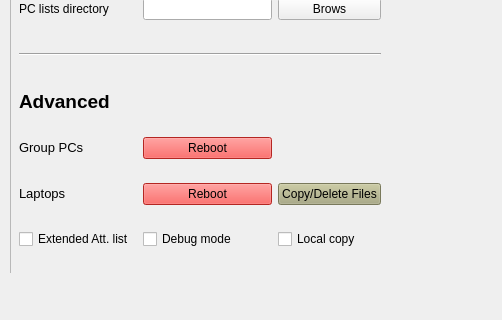
The window that assets/YorkULabSeating.ui (tdgskinner/yorku-phys-lab-seating) describes before a commit, drawn with Qt 5; both pictures show x 0 to 502 and y 168 to 488 of the 752 by 488 pixel window.
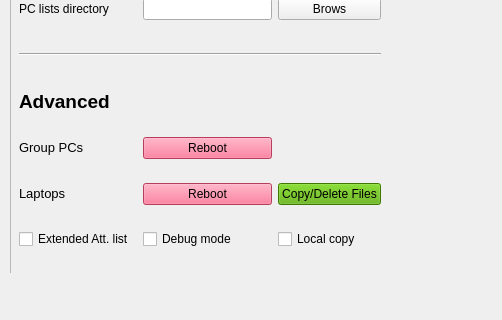
The same window after the commit. The open tabs and pages were chosen to show the change. Icons and pictures are not drawn.

```diff
--- a/assets/YorkULabSeating.ui
+++ b/assets/YorkULabSeating.ui
@@ -453,7 +453,7 @@
            </font>
           </property>
           <property name="styleSheet">
-           <string notr="true">background-color: rgb(252, 53, 48);</string>
+           <string notr="true">background-color: rgb(255, 85, 127);</string>
           </property>
           <property name="text">
            <string>Reboot</string>
@@ -474,7 +474,7 @@
            </font>
           </property>
           <property name="styleSheet">
-           <string notr="true">background-color: rgb(252, 53, 48);</string>
+           <string notr="true">background-color: rgb(255, 85, 127);</string>
           </property>
           <property name="text">
            <string>Reboot</string>
@@ -484,7 +484,7 @@
         <item row="6" column="2">
          <widget class="QPushButton" name="pushButton_lpc_remote_files">
           <property name="styleSheet">
-           <string notr="true">background-color: rgb(170, 170, 127);</string>
+           <string notr="true">background-color: rgb(85, 170, 0);</string>
           </property>
           <property name="text">
            <string>Copy/Delete Files</string>
```
Left out of the diff: 2 changed lines with no effect on the pictures.
